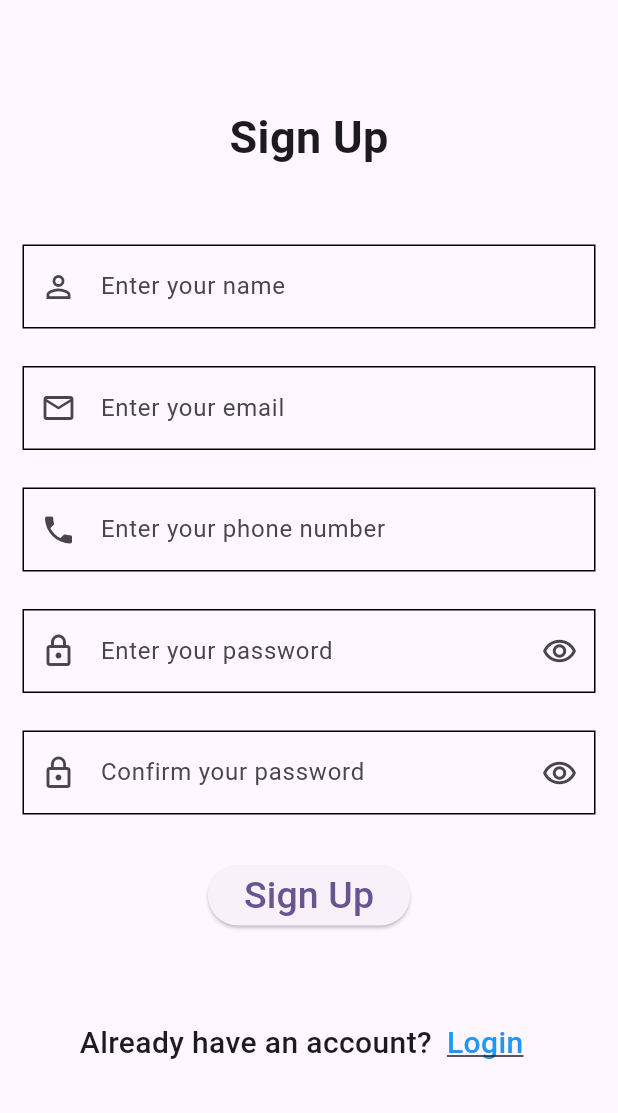
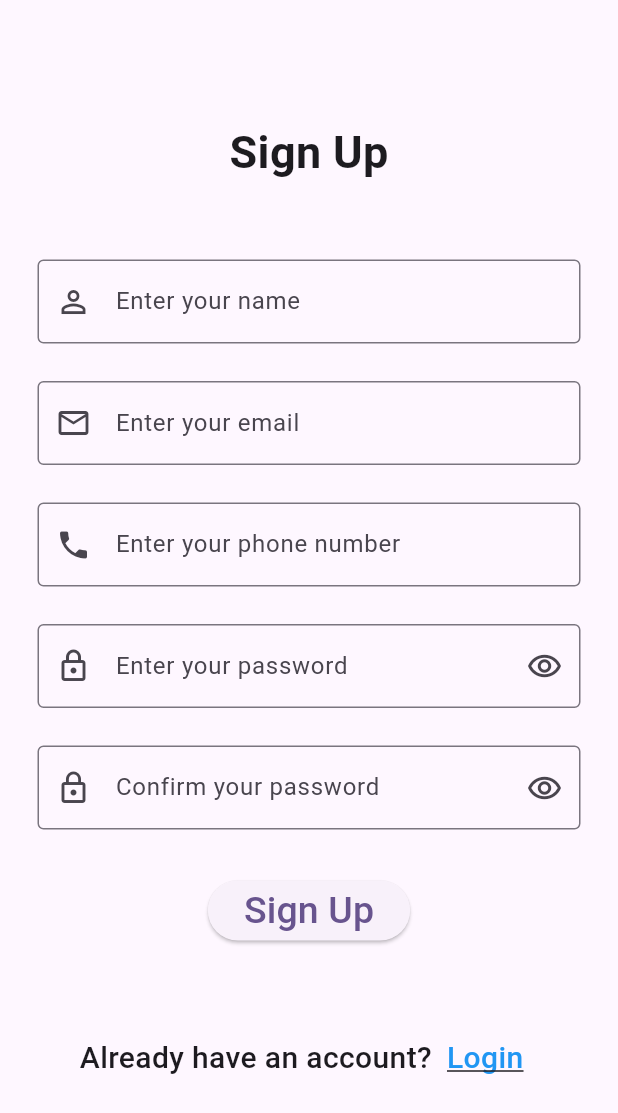
Before and after one commit to Danamaz/Waste_Reduction, a Flutter app: the screen it shows after launch, after a tap on "Submit", after a tap on "Sign Up", on a phone screen of 412 x 824 dp. Shown: the top 1113 px of the screen. Run offline on Flutter 3.47's test engine with Material 3 defaults, Android fonts, the phone set to English and light mode, and no system bars; our stand-ins replace awesome_notifications, cloud_firestore, email_validator, firebase_auth, firebase_core, firebase_storage and 1 more; missing offline and left inert: bulleted_list; accounts and stored records are empty.

Commit message:
Making changes

```diff
--- a/lib/screens/loginpage.dart
+++ b/lib/screens/loginpage.dart
@@ -1,4 +1,3 @@
-import 'package:firebase_auth/firebase_auth.dart';
 import 'package:flutter/material.dart';
 import 'package:waste_management/pages/homepage.dart';
 import 'package:waste_management/screens/resetpassword.dart';
@@ -33,6 +32,7 @@ class _LoginPageState extends State<LoginPage> {
     return Scaffold(
       body: SingleChildScrollView(
         child: Container(
+          padding: const EdgeInsets.all(10),
           margin: const EdgeInsets.only(top: 90, left: 15, right: 15),
           child: Form(
             key: _formKey,
@@ -101,10 +101,10 @@ class _LoginPageState extends State<LoginPage> {
       controller: _emailController,
       keyboardType: TextInputType.emailAddress,
       decoration: const InputDecoration(
+        border: OutlineInputBorder(),
         labelText: 'Enter your email',
+        hintText: 'codedan@gmail.com',
         prefixIcon: Icon(Icons.email_outlined),
-        focusedBorder: OutlineInputBorder(borderRadius: BorderRadius.zero),
-        enabledBorder: OutlineInputBorder(borderRadius: BorderRadius.zero),
       ),
       validator: (value) {
         if (value == null || value.isEmpty) {
@@ -122,6 +122,7 @@ class _LoginPageState extends State<LoginPage> {
       controller: _passwordController,
       obscureText: _obscureText,
       decoration: InputDecoration(
+        border: const OutlineInputBorder(),
         labelText: 'Enter your password',
         prefixIcon: const Icon(Icons.lock_outline),
         suffixIcon: IconButton(
@@ -134,10 +135,6 @@ class _LoginPageState extends State<LoginPage> {
             });
           },
         ),
-        focusedBorder:
-            const OutlineInputBorder(borderRadius: BorderRadius.zero),
-        enabledBorder:
-            const OutlineInputBorder(borderRadius: BorderRadius.zero),
       ),
       validator: (value) {
         if (value == null || value.isEmpty) {
@@ -170,21 +167,22 @@ class _LoginPageState extends State<LoginPage> {
       const SnackBar(content: Text('Logging in...')),
     );
 
-    User? user = await _auth.signInEmailPassword(
-        email: _emailController.text, password: _passwordController.text);
+    SignResult? result = await _auth.signInEmailPassword(
+      email: _emailController.text,
+      password: _passwordController.text,
+    );
 
     ScaffoldMessenger.of(context).hideCurrentSnackBar();
 
-    if (user != null) {
+    if (result?.user != null) {
       print("User is successfully logged in");
       Navigator.push(
         context,
         MaterialPageRoute(builder: (context) => const HomePage()),
       );
     } else {
-      print('Error logging in');
       ScaffoldMessenger.of(context).showSnackBar(
-        const SnackBar(content: Text('Error logging in, please try again.')),
+        SnackBar(content: Text('Error: ${result?.errorMessage}')),
       );
     }
   }
--- a/lib/screens/signuppage.dart
+++ b/lib/screens/signuppage.dart
@@ -1,5 +1,4 @@
 import 'package:email_validator/email_validator.dart';
-import 'package:firebase_auth/firebase_auth.dart';
 import 'package:waste_management/pages/homepage.dart';
 import 'package:waste_management/screens/loginpage.dart';
 import 'package:flutter/material.dart';
@@ -40,6 +39,7 @@ class _SignupPageState extends State<SignupPage> {
     return Scaffold(
       body: SingleChildScrollView(
         child: Container(
+          padding: const EdgeInsets.all(10),
           margin: const EdgeInsets.only(top: 70, left: 15, right: 15),
           child: Form(
             key: _formKey,
@@ -111,10 +111,9 @@ class _SignupPageState extends State<SignupPage> {
       controller: _nameController,
       keyboardType: TextInputType.name,
       decoration: const InputDecoration(
-        hintText: 'Enter your name',
+        border: OutlineInputBorder(),
+        labelText: 'Enter your name',
         prefixIcon: Icon(Icons.person_outline),
-        focusedBorder: OutlineInputBorder(borderRadius: BorderRadius.zero),
-        enabledBorder: OutlineInputBorder(borderRadius: BorderRadius.zero),
       ),
       validator: (value) {
         if (value == null || value.isEmpty) {
@@ -130,10 +129,9 @@ class _SignupPageState extends State<SignupPage> {
       controller: _phoneController,
       keyboardType: TextInputType.phone,
       decoration: const InputDecoration(
-        hintText: 'Enter your phone number',
+        border: OutlineInputBorder(),
+        labelText: 'Enter your phone number',
         prefixIcon: Icon(Icons.phone),
-        focusedBorder: OutlineInputBorder(borderRadius: BorderRadius.zero),
-        enabledBorder: OutlineInputBorder(borderRadius: BorderRadius.zero),
       ),
       validator: (value) {
         if (value == null || value.isEmpty) {
@@ -151,10 +149,10 @@ class _SignupPageState extends State<SignupPage> {
       controller: _emailController,
       keyboardType: TextInputType.emailAddress,
       decoration: const InputDecoration(
-        hintText: 'Enter your email',
+        border: OutlineInputBorder(),
+        hintText: 'codedan@gmail.com',
+        labelText: 'Enter your email',
         prefixIcon: Icon(Icons.email_outlined),
-        focusedBorder: OutlineInputBorder(borderRadius: BorderRadius.zero),
-        enabledBorder: OutlineInputBorder(borderRadius: BorderRadius.zero),
       ),
       validator: (value) {
         if (value == null || value.isEmpty) {
@@ -172,7 +170,8 @@ class _SignupPageState extends State<SignupPage> {
       controller: _passwordController,
       obscureText: _obscureText,
       decoration: InputDecoration(
-        hintText: 'Enter your password',
+        border: const OutlineInputBorder(),
+        labelText: 'Enter your password',
         prefixIcon: const Icon(Icons.lock_outlined),
         suffixIcon: IconButton(
           icon: Icon(
@@ -184,10 +183,6 @@ class _SignupPageState extends State<SignupPage> {
             });
           },
         ),
-        focusedBorder:
-            const OutlineInputBorder(borderRadius: BorderRadius.zero),
-        enabledBorder:
-            const OutlineInputBorder(borderRadius: BorderRadius.zero),
       ),
       validator: (value) {
         if (value == null || value.isEmpty) {
@@ -205,7 +200,8 @@ class _SignupPageState extends State<SignupPage> {
       controller: _confirmPasswordController,
       obscureText: _obscureText2,
       decoration: InputDecoration(
-        hintText: 'Confirm your password',
+        border: const OutlineInputBorder(),
+        labelText: 'Confirm your password',
         prefixIcon: const Icon(Icons.lock_outline),
         suffixIcon: IconButton(
           icon: Icon(
@@ -219,10 +215,6 @@ class _SignupPageState extends State<SignupPage> {
             });
           },
         ),
-        focusedBorder:
-            const OutlineInputBorder(borderRadius: BorderRadius.zero),
-        enabledBorder:
-            const OutlineInputBorder(borderRadius: BorderRadius.zero),
       ),
       validator: (value) {
         if (value == null || value.isEmpty) {
@@ -254,17 +246,18 @@ class _SignupPageState extends State<SignupPage> {
       const SnackBar(content: Text('Signing Up...')),
     );
 
-    try {
-      User? user = await _auth.signUpEmailPassword(
+    SignResult? result = await _auth.signUpEmailPassword(
       phone: _phoneController.text,
       email: _emailController.text,
       password: _passwordController.text,
       name: _nameController.text,
     );
+    ScaffoldMessenger.of(context).hideCurrentSnackBar();
 
-      if (user != null) {
+    if (result?.user != null) {
+      print("User Acccount successfully Created");
       ScaffoldMessenger.of(context).showSnackBar(
-          const SnackBar(content: Text('Sign up successful!')),
+        const SnackBar(content: Text('Account successful created!')),
       );
       Navigator.pushReplacement(
         context,
@@ -272,12 +265,7 @@ class _SignupPageState extends State<SignupPage> {
       );
     } else {
       ScaffoldMessenger.of(context).showSnackBar(
-          const SnackBar(content: Text('Error signing up. Please try again.')),
-        );
-      }
-    } catch (e) {
-      ScaffoldMessenger.of(context).showSnackBar(
-        SnackBar(content: Text('Error: ${e.toString()}')),
+        SnackBar(content: Text('Error: ${result?.errorMessage}')),
       );
     }
   }
```
Also changed, not shown: lib/screens/resetpassword.dart (+36 -17 lines), lib/services/firebase_auth.dart (+17 -10 lines). Lines whose indentation alone changed are shown as unchanged.
